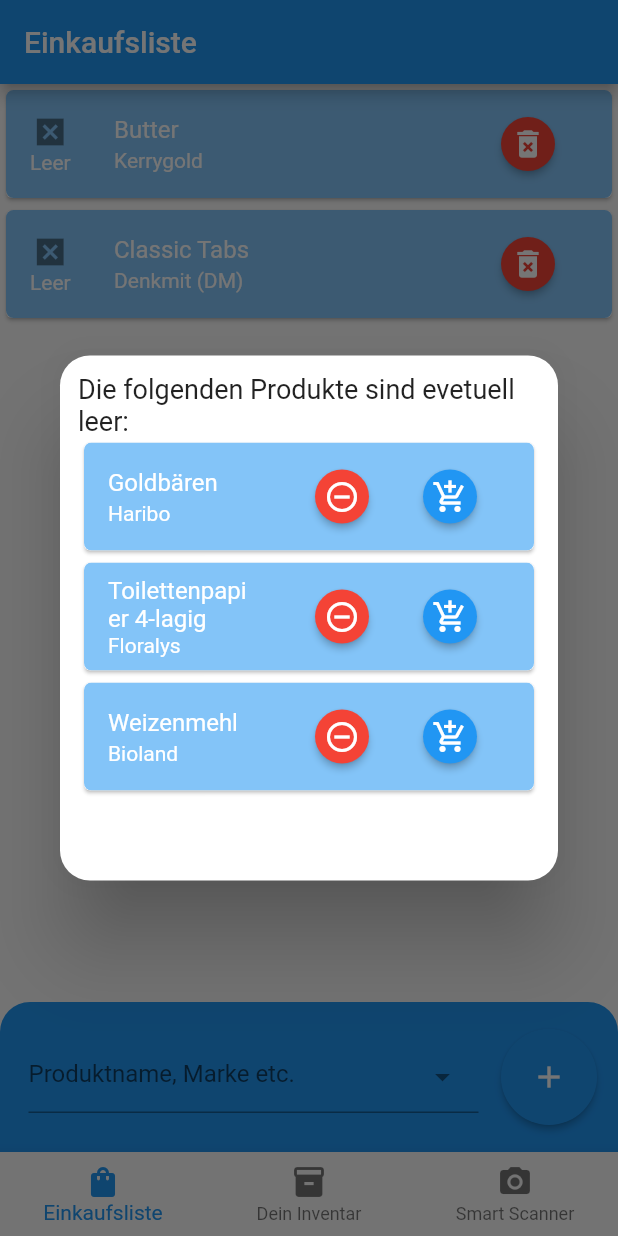
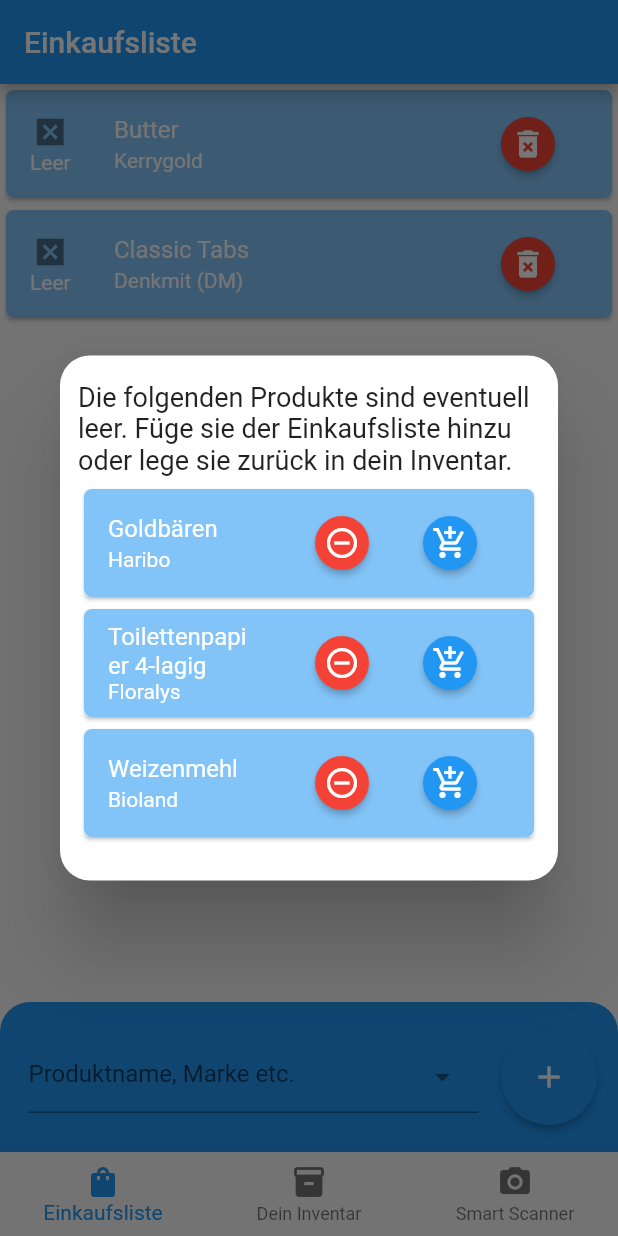
Before and after one commit to dominikth13/SE_Prototype, a Flutter app: the screen it shows after launch, on a phone screen of 412 x 824 dp. Run offline on Flutter 3.47's test engine with Material 2 defaults, Android fonts, the phone set to English and light mode, and no system bars; drawn by our look-alikes of dropdown_textfield; our stand-ins replace camera; missing offline and left inert: rainbow_color.

Commit message:
Added design changes

```diff
--- a/smart_shopping_list/lib/widgets/shopping_list_widget.dart
+++ b/smart_shopping_list/lib/widgets/shopping_list_widget.dart
@@ -123,9 +123,15 @@
                 constraints: BoxConstraints(maxHeight: 350),
                 child: Padding(
                   padding: const EdgeInsets.all(12.0),
-                  child: Column(children: [
-                    Text("Die folgenden Produkte sind evetuell leer:",
-                        style: TextStyle(fontSize: 18)),
+                  child: Column(
+                    children: [
+                      const Padding(
+                        padding: EdgeInsets.fromLTRB(0, 5, 0, 5),
+                        child: Text(
+                          "Die folgenden Produkte sind eventuell leer. Füge sie der Einkaufsliste hinzu oder lege sie zurück in dein Inventar.",
+                          style: TextStyle(fontSize: 18),
+                        ),
+                      ),
                       Expanded(
                         child: ListView(
                           children: _meitems
@@ -144,7 +150,8 @@
                               .toList(),
                         ),
                       ),
-                  ]),
+                    ],
+                  ),
                 ),
               ),
             );
```
Also changed, not shown: smart_shopping_list/lib/widgets/inventory_item_widget.dart (+7 -2 lines), smart_shopping_list/lib/widgets/shopping_list_item_widget.dart (+6 -2 lines). Lines whose indentation alone changed are shown as unchanged.
